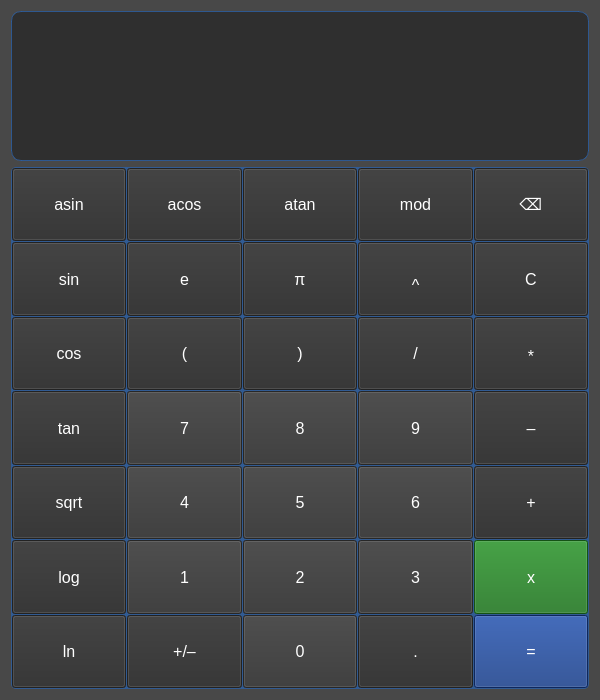
kossadda/SmartCalc_v2.0, file src/modules/view/calculator_view.ui: the form before one commit.
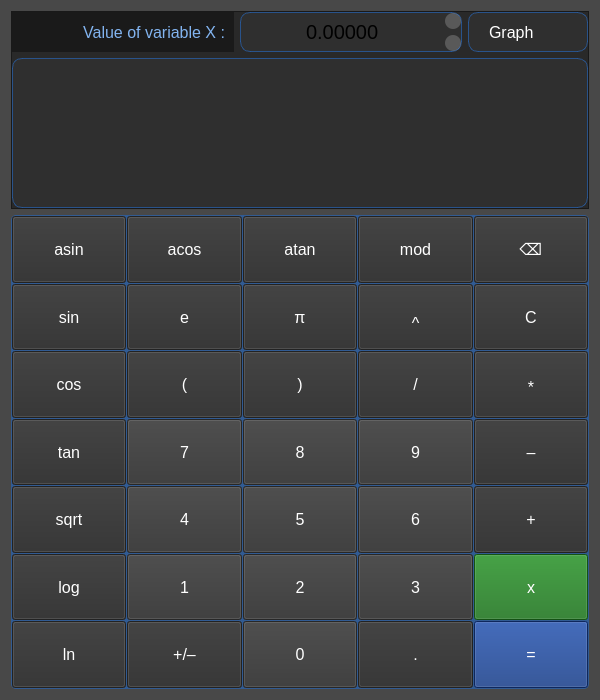
The form after the commit. Icons and pictures are not drawn.

Commit message: feat: add up panel feat: add qcustomplot class

What changed in the file:
```diff
--- a/src/modules/view/calculator_view.ui
+++ b/src/modules/view/calculator_view.ui
@@ -37,31 +37,168 @@
 }</string>
   </property>
   <layout class="QGridLayout" name="gridLayout_2">
-   <item row="0" column="0">
-    <widget class="QLineEdit" name="TextExpr">
-     <property name="minimumSize">
-      <size>
-       <width>0</width>
-       <height>150</height>
-      </size>
-     </property>
-     <property name="layoutDirection">
-      <enum>Qt::LeftToRight</enum>
-     </property>
+   <item row="1" column="1">
+    <widget class="QFrame" name="FrameUpPanel">
      <property name="styleSheet">
-      <string notr="true">QLineEdit {
+      <string notr="true">QFrame {
+  background-color: rgba(10, 10, 10, 0.5);
+}</string>
+     </property>
+     <property name="frameShape">
+      <enum>QFrame::StyledPanel</enum>
+     </property>
+     <property name="frameShadow">
+      <enum>QFrame::Raised</enum>
+     </property>
+     <layout class="QGridLayout" name="gridLayout_3">
+      <property name="leftMargin">
+       <number>0</number>
+      </property>
+      <property name="topMargin">
+       <number>0</number>
+      </property>
+      <property name="rightMargin">
+       <number>0</number>
+      </property>
+      <property name="bottomMargin">
+       <number>0</number>
+      </property>
+      <item row="0" column="0">
+       <widget class="QLabel" name="LabelVar">
+        <property name="styleSheet">
+         <string notr="true">QLabel {
+  background-color: rgba(10, 10, 10, 0.5);
+  padding-right: 5px;
+  color: rgb(130, 180, 240);
+  font-size: 16px;
+}</string>
+        </property>
+        <property name="text">
+         <string>Value of variable X :</string>
+        </property>
+        <property name="alignment">
+         <set>Qt::AlignRight|Qt::AlignTrailing|Qt::AlignVCenter</set>
+        </property>
+       </widget>
+      </item>
+      <item row="0" column="1">
+       <widget class="QDoubleSpinBox" name="SpinBoxVar">
+        <property name="minimumSize">
+         <size>
+          <width>0</width>
+          <height>40</height>
+         </size>
+        </property>
+        <property name="styleSheet">
+         <string notr="true">QDoubleSpinBox {
+  border-radius: 10px;
+  background-color:  rgb(47, 47, 47);
+  border: 1px solid rgba(40, 100, 180, 0.7);
+  font-size: 20px;
+}
+
+QDoubleSpinBox::up-button, QDoubleSpinBox::down-button {
+    background-color: rgba(255, 255, 255, 0.2);
+	border-radius: 8px;
+    width: 16px;
+    height: 16px;
+}
+
+QDoubleSpinBox::up-button::pressed, QDoubleSpinBox::down-button::pressed {
+    background-color: rgb(26, 77, 144);
+}
+
+QDoubleSpinBox::up-arrow {
+    image: url(:up_arrow.png);
+    width: 10px;
+    height: 10px;
+}
+
+QDoubleSpinBox::down-arrow {
+    image: url(:down_arrow.png);
+    width: 10px;
+    height: 10px;
+}</string>
+        </property>
+        <property name="alignment">
+         <set>Qt::AlignCenter</set>
+        </property>
+        <property name="decimals">
+         <number>5</number>
+        </property>
+        <property name="minimum">
+         <double>-1000000000000.000000000000000</double>
+        </property>
+        <property name="maximum">
+         <double>1000000000000.000000000000000</double>
+        </property>
+       </widget>
+      </item>
+      <item row="0" column="2">
+       <widget class="QPushButton" name="ButtonGraph">
+        <property name="sizePolicy">
+         <sizepolicy hsizetype="Fixed" vsizetype="Fixed">
+          <horstretch>0</horstretch>
+          <verstretch>0</verstretch>
+         </sizepolicy>
+        </property>
+        <property name="minimumSize">
+         <size>
+          <width>120</width>
+          <height>40</height>
+         </size>
+        </property>
+        <property name="styleSheet">
+         <string notr="true">QPushButton {
+    background-color: rgb(47, 47, 47);
+    color: rgb(255, 255, 255);
+    font-size: 16px;
+    border-radius: 10px;
+    border: 1px solid rgba(40, 100, 180, 0.7);
+    padding: 5px;
+    text-align: left; 
+    padding-left: 20px;
+    icon: url(:/plot.png);
+    qproperty-iconSize: 24px 24px;
+}
+
+QPushButton:pressed {
+    background-color: rgb(26, 77, 144);
+}</string>
+        </property>
+        <property name="text">
+         <string>Graph</string>
+        </property>
+       </widget>
+      </item>
+      <item row="1" column="0" colspan="3">
+       <widget class="QLineEdit" name="TextExpr">
+        <property name="minimumSize">
+         <size>
+          <width>0</width>
+          <height>150</height>
+         </size>
+        </property>
+        <property name="layoutDirection">
+         <enum>Qt::LeftToRight</enum>
+        </property>
+        <property name="styleSheet">
+         <string notr="true">QLineEdit {
   border-radius: 10px;
   background-color:  rgb(47, 47, 47);
   border: 1px solid rgba(40, 100, 180, 0.7);
   font-size: 30px;
 }</string>
-     </property>
-     <property name="alignment">
-      <set>Qt::AlignRight|Qt::AlignTrailing|Qt::AlignVCenter</set>
-     </property>
+        </property>
+        <property name="alignment">
+         <set>Qt::AlignRight|Qt::AlignTrailing|Qt::AlignVCenter</set>
+        </property>
+       </widget>
+      </item>
+     </layout>
     </widget>
    </item>
-   <item row="1" column="0">
+   <item row="3" column="1">
     <widget class="QFrame" name="FrameMainButtons">
      <property name="styleSheet">
       <string notr="true">QFrame {
```
Left out of the diff: 1 changed line with no effect on the pictures. The commit also changes 5 other files.
